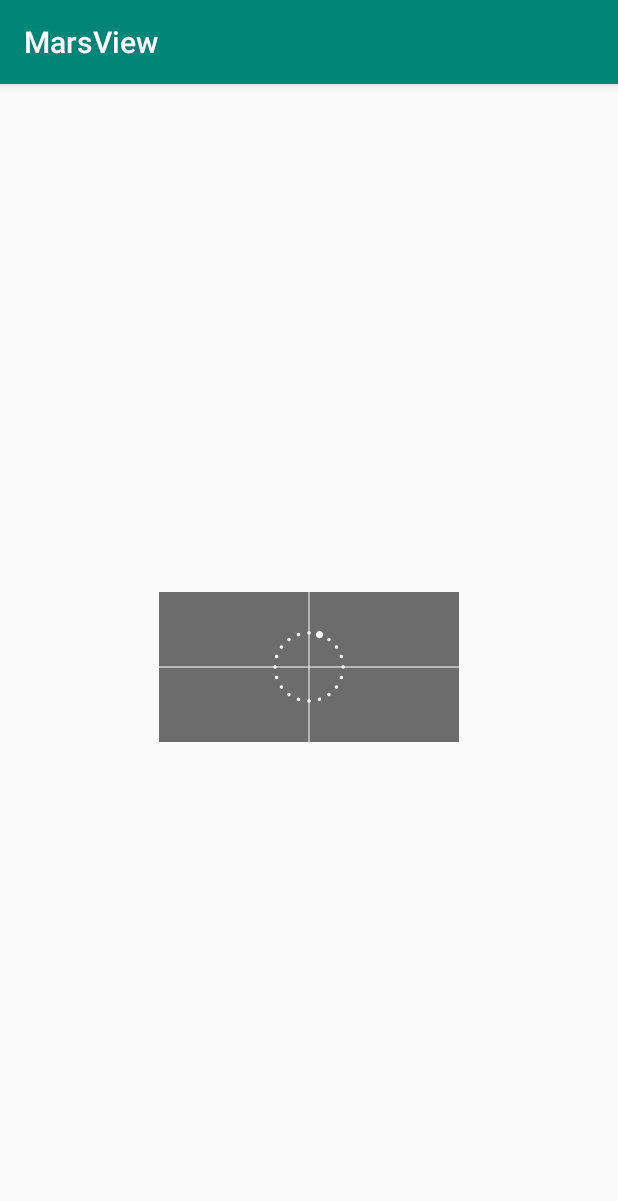
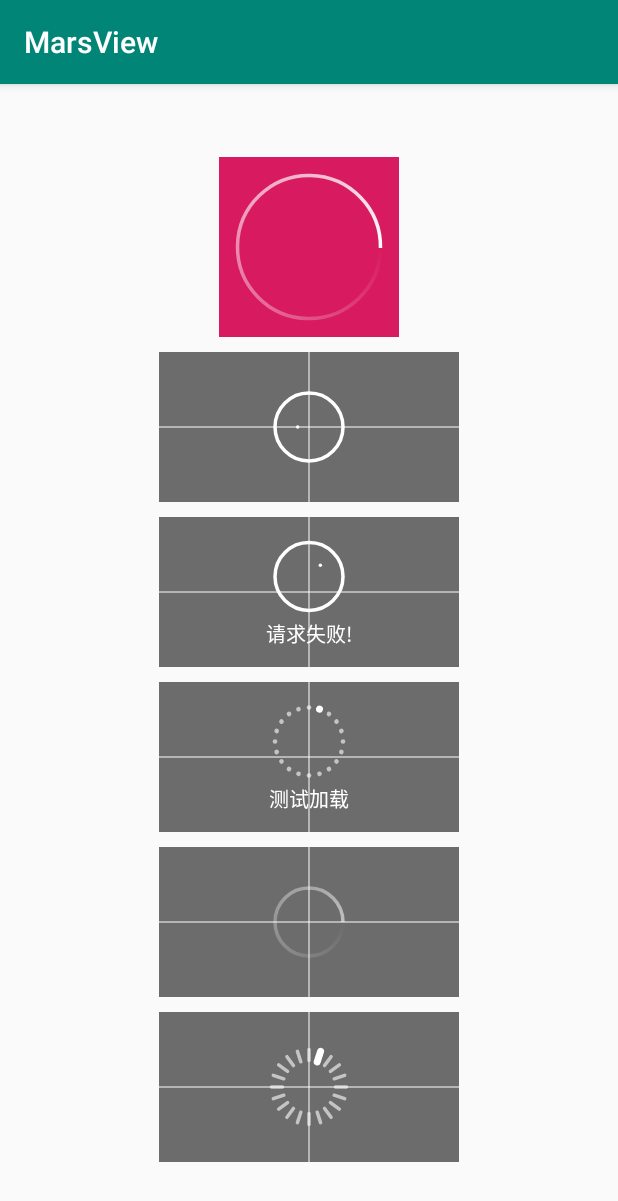
Before and after one commit to Ymars1990/MarsView, an Android app: the screen it shows after launch (MainActivity), on a phone screen of 412 x 824 dp. Shown: the top 1201 px of the screen. Run offline under Robolectric (Android 15) with nearby library versions, the phone set to English and light mode, and no system bars.

Commit message:
多样式加载View

```diff
--- a/app/src/main/res/layout/activity_main.xml
+++ b/app/src/main/res/layout/activity_main.xml
@@ -1,14 +1,18 @@
 <?xml version="1.0" encoding="utf-8"?>
-<LinearLayout xmlns:android="http://schemas.android.com/apk/res/android"
+<ScrollView xmlns:android="http://schemas.android.com/apk/res/android"
     xmlns:tools="http://schemas.android.com/tools"
     xmlns:app="http://schemas.android.com/apk/res-auto"
     android:layout_width="match_parent"
     android:layout_height="match_parent"
+    android:fillViewport="true">
+
+    <LinearLayout
+        android:layout_width="match_parent"
+        android:layout_height="wrap_content"
         android:gravity="center"
         android:orientation="vertical"
         tools:context=".MainActivity">
 
-    <!--
         <RelativeLayout
             android:layout_width="wrap_content"
             android:layout_height="wrap_content"
@@ -19,13 +23,43 @@
                 android:layout_width="100dp"
                 android:layout_height="100dp" />
         </RelativeLayout>
-    -->
-
 
         <com.mars.component.view.loading.MutiLoadingView
             android:layout_width="200dp"
             android:layout_height="100dp"
             android:layout_marginTop="10dp"
+            app:mutiloadingview_loading_style="normal"
+
+            app:mutiloadingview_show_status="success" />
+
+        <com.mars.component.view.loading.MutiLoadingView
+            android:layout_width="200dp"
+            android:layout_height="100dp"
+            android:layout_marginTop="10dp"
+            app:mutiloadingview_loading_style="normal"
+            app:mutiloadingview_loadingtext="请求失败!"
+            app:mutiloadingview_show_status="failed" />
+
+        <com.mars.component.view.loading.MutiLoadingView
+            android:layout_width="200dp"
+            android:layout_height="100dp"
+            android:layout_marginTop="10dp"
+            app:mutiloadingview_loadingtext="测试加载"
+            app:mutiloadingview_loadingtext_size="100sp"
             app:mutiloadingview_loading_style="dot" />
 
+        <com.mars.component.view.loading.MutiLoadingView
+            android:layout_width="200dp"
+            android:layout_height="100dp"
+            android:layout_marginTop="10dp"
+            app:mutiloadingview_loading_style="normal" />
+
+        <com.mars.component.view.loading.MutiLoadingView
+            android:layout_width="200dp"
+            android:layout_height="100dp"
+            android:layout_marginTop="10dp"
+            app:mutiloadingview_loading_style="pillar" />
+
+
     </LinearLayout>
+</ScrollView>
--- a/component/src/main/java/com/mars/component/view/loading/MutiLoadingView.java
+++ b/component/src/main/java/com/mars/component/view/loading/MutiLoadingView.java
@@ -13,6 +13,7 @@ import android.util.Log;
 import android.view.View;
 
 import com.mars.component.R;
+import com.mars.component.annotation.LoadingStatus;
 import com.mars.component.annotation.LoadingStyle;
 import com.mars.component.utils.StringTools;
 
@@ -62,7 +63,7 @@ public class MutiLoadingView extends View {
     private float ptWidth = dip2px(2);
     private float width = DEFAULT_WIDTH;
     private float height = DEFAULT_HEIGHT;
-    private int rotate = 1;
+    private int rotate = 0;
 
     private Paint mPaint;
     private Paint txtPaint;
@@ -174,9 +175,17 @@ public class MutiLoadingView extends View {
         /**
          *绘制文本
          */
+        float radius = Math.min(width, height) / 4 - ptWidth;
+        float offsetY = (StringTools.strIsNotNull(text) ? dip2px(10f) : 0);
         if (StringTools.strIsNotNull(text)) {
-            Log.e(TAG, "文字起始位置:" + (cx - StringTools.mesureText(txtPaint, text)[0] / 2f));
-            canvas.drawText(text, cx - StringTools.mesureText(txtPaint, text)[0] / 2f, cy + StringTools.mesureText(txtPaint, text)[1] / 2f, txtPaint);
+            Log.e(TAG, "文字宽度:" + StringTools.mesureText(txtPaint, text)[0]);
+            if (textSize > DEFAULT_LOADING_LOADINGTEXT_SIZE * 2) {
+                textSize = DEFAULT_LOADING_LOADINGTEXT_SIZE;
+            }
+            txtPaint.setTextSize(textSize);
+            txtPaint.setColor(text_color);
+            Log.e(TAG, String.format("文字起始位置--> X:%s  Y:%s", (cx - StringTools.mesureText(txtPaint, text)[0] / 2f), cy + StringTools.mesureText(txtPaint, text)[1] / 2f));
+            canvas.drawText(text, cx - StringTools.mesureText(txtPaint, text)[0] / 2f, cy + Math.min(width, height) / 4 - ptWidth + dip2px(10f), txtPaint);
         }
         canvas.drawLine(0, cy, width, cy, txtPaint);
         canvas.drawLine(cx, 0, cx, height, txtPaint);
@@ -184,29 +193,78 @@ public class MutiLoadingView extends View {
         if (show_status == 0) {
             switch (style) {
                 case 1:
-                    mPaint.setStyle(Paint.Style.FILL);
-                    mPaint.setColor(loading_color);
+                    mPaint.setStrokeWidth(ptWidth);
                     for (int i = 0; i < 20; i++) {
-                        canvas.rotate(18, cx, cy);
-                        canvas.drawCircle(cx, cy - (Math.min(width, height) / 4 - ptWidth), ptWidth / (rotate / 18 == i ? 1 : 2), mPaint);
+                        mPaint.setColor(rotate / 18 == i ? loading_color : loading_color & 0x99FFFFFF);
+                        canvas.rotate(18, cx, cy - offsetY);
+                        canvas.drawCircle(cx, cy - offsetY - (radius), ptWidth / (rotate / 18 == i ? 1f : 1.5f), mPaint);
                     }
                     break;
                 case 2:
+                    for (int i = 0; i < 20; i++) {
+                        mPaint.setColor(rotate / 18 == i ? loading_color : loading_color & 0x99FFFFFF);
+                        mPaint.setStrokeWidth(ptWidth / (rotate / 18 == i ? 0.5f : 1f));
+                        canvas.rotate(18, cx, cy - offsetY);
+                        canvas.drawLine(cx, cy - offsetY - Math.min(width, height) / 4 + dip2px(7),
+                                cx, cy - offsetY - Math.min(width, height) / 4, mPaint);
+                    }
                     break;
                 case 0:
                 default:
-                    canvas.rotate(rotate, cx, cy);
+                    canvas.rotate(rotate, cx, cy - offsetY);
                     mPaint.setStyle(Paint.Style.STROKE);
+                    mPaint.setStrokeWidth(ptWidth);
                     loadingSweepGradient = new SweepGradient(cx, cy, CIRCLELOADING_BG, null);
                     mPaint.setShader(loadingSweepGradient);
-                    canvas.drawCircle(cx, cy, Math.min(width, height) / 4 - ptWidth, mPaint);
+                    canvas.drawCircle(cx, cy - offsetY, radius, mPaint);
                     break;
             }
         } else {
+            Log.e(TAG, "rotate:" + rotate);
+            if (myHandler != null && rotate == 360) {
+                myHandler.removeMessages(0x02);
+                myHandler.removeMessages(0x01);
+            }
+            mPaint.setStyle(Paint.Style.STROKE);
+            mPaint.setStrokeWidth(ptWidth);
+            mPaint.setColor(status_color);
+            canvas.drawCircle(cx, cy - offsetY, radius, mPaint);
+            if (show_status == 1) {
+                //成功 画两条线
+                //第一条线
+                if (rotate / 36 <= 5) {
+                    canvas.drawLine(cx - radius / 3f, cy - offsetY, cx - radius / 3f + radius / 3f * rotate / 36f / 5f, cy - offsetY + radius / 3f * rotate / 36f / 5f, mPaint);
+                } else {
+                    //第二条线
+                    canvas.drawLine(cx - radius / 3f, cy - offsetY, cx, cy - offsetY + radius / 3f, mPaint);
+                    canvas.drawLine(cx, cy - offsetY + radius / 3f * (rotate - 180) / 36 / 7, cx + radius / 1.8f * (rotate - 36 * 3) / 36 / 14, cy - offsetY - radius / 2f * (rotate - 36 * 3) / 36 / 14, mPaint);
+                }
+            } else {
+                //失败 画两条线
+                //第一条线
+                if (rotate / 36 <= 5) {
+                    canvas.drawLine(cx + radius / 3f, cy - offsetY - radius / 3f, cx + radius / 3f - radius * 2 / 3f * (rotate / 36f / 5f), cy - offsetY - radius / 3f + radius * 2 / 3f * (rotate / 36f / 5f), mPaint);
+                } else {
+                    //第二条线
+                    canvas.drawLine(cx + radius / 3f, cy - offsetY - radius / 3f, cx - radius / 3f, cy - offsetY + radius / 3f, mPaint);
+                    canvas.drawLine(cx - radius / 3f, cy - offsetY - radius / 3f, cx - radius / 3f + radius * 2 / 3f * ((rotate - 180) / 36f / 5f),
+                            cy - offsetY - radius / 3f + radius * 2 / 3f * ((rotate - 180) / 36f / 5f), mPaint);
+                }
+            }
 
         }
         canvas.save();
 
+    }
+
+    /**
+     * 设置加载文字
+     */
+    public void setText(String txt) {
+        if (StringTools.strIsNotNull(txt)) {
+            text = txt;
+            postInvalidate();
+        }
     }
 
     /**
@@ -215,10 +273,10 @@ public class MutiLoadingView extends View {
      * @param statusTxt
      * @param status
      */
-    public void setStatus(String statusTxt, int status) {
+    public void setStatus(String statusTxt, LoadingStatus status) {
         if (StringTools.strIsNotNull(statusTxt)) {
             text = statusTxt;
-            show_status = status;
+            show_status = status.getStyleValue();
             postInvalidate();
         }
     }
@@ -238,7 +296,7 @@ public class MutiLoadingView extends View {
             MutiLoadingView view = weakReference.get();
             switch (msg.what) {
                 case 0x01:
-                    view.rotate += 18;
+                    view.rotate += (view.show_status == 2 || view.show_status == 1) ? 18 * 2 : 18;
                     if (view.rotate > 360) {
                         view.rotate = 0;
                     }
```
Also changed, not shown: component/src/main/java/com/mars/component/annotation/LoadingStatus.java (added, +38 -0 lines). Lines whose indentation alone changed are shown as unchanged.
